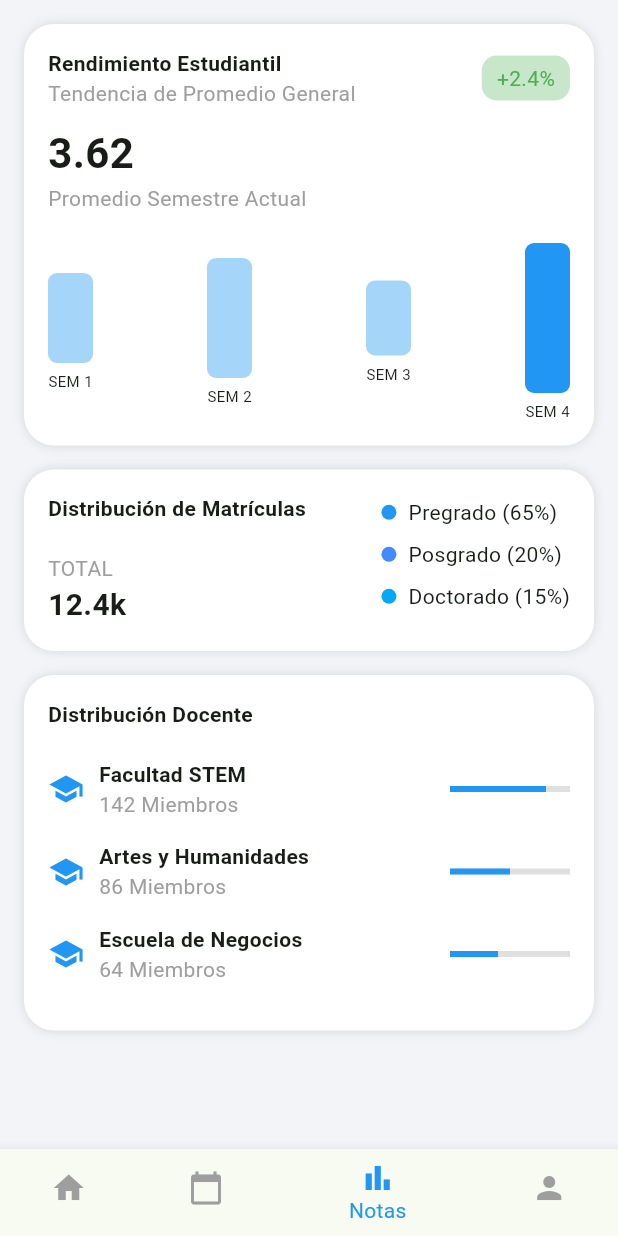
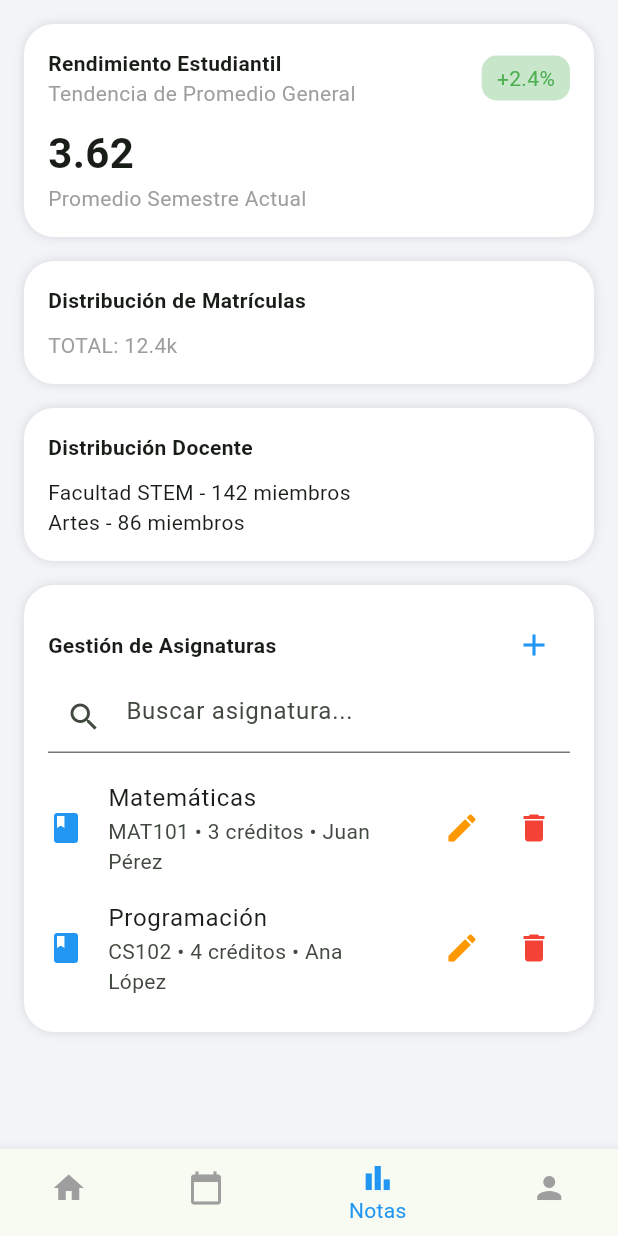
Before and after one commit to IsraelUlloaEstevez1912/Repositorio_Grupal_Tecnologias_Moviles, a Flutter app: the AcademicReportsPage screen opened directly, on a phone screen of 412 x 824 dp. Run offline on Flutter 3.47's test engine with Material 3 defaults, Android fonts, the phone set to English and light mode, and no system bars.

Commit message:
Requerimiento agregado

```diff
--- a/appgestionuniversitaria/lib/pages/academic_reports_page.dart
+++ b/appgestionuniversitaria/lib/pages/academic_reports_page.dart
@@ -23,12 +23,14 @@ class AcademicReportsPage extends StatelessWidget {
       body: SafeArea(
         child: ListView(
           padding: const EdgeInsets.all(16),
-          children: const [
-            PerformanceCard(),
-            SizedBox(height: 16),
-            EnrollmentCard(),
-            SizedBox(height: 16),
-            FacultyCard(),
+          children: [
+            const PerformanceCard(),
+            const SizedBox(height: 16),
+            const EnrollmentCard(),
+            const SizedBox(height: 16),
+            const FacultyCard(),
+            const SizedBox(height: 16),
+            const SubjectManagementCard(),
           ],
         ),
       ),
@@ -75,65 +77,19 @@ class PerformanceCard extends StatelessWidget {
               )
             ],
           ),
-
           const SizedBox(height: 10),
-
           const Text("3.62",
               style: TextStyle(fontSize: 28, fontWeight: FontWeight.bold)),
-
           const Text("Promedio Semestre Actual",
               style: TextStyle(color: Colors.grey)),
-
-          const SizedBox(height: 20),
-
-          Row(
-            mainAxisAlignment: MainAxisAlignment.spaceBetween,
-            children: const [
-              BarItem(height: 60, label: "SEM 1"),
-              BarItem(height: 80, label: "SEM 2"),
-              BarItem(height: 50, label: "SEM 3"),
-              BarItem(height: 100, label: "SEM 4", highlight: true),
-            ],
-          )
         ],
       ),
     );
   }
 }
 
-class BarItem extends StatelessWidget {
-  final double height;
-  final String label;
-  final bool highlight;
-
-  const BarItem({
-    super.key,
-    required this.height,
-    required this.label,
-    this.highlight = false,
-  });
-
-  @override
-  Widget build(BuildContext context) {
-    return Column(
-      children: [
-        Container(
-          width: 30,
-          height: height,
-          decoration: BoxDecoration(
-            color: highlight ? Colors.blue : Colors.blue.withOpacity(0.4),
-            borderRadius: BorderRadius.circular(6),
-          ),
-        ),
-        const SizedBox(height: 5),
-        Text(label, style: const TextStyle(fontSize: 10))
-      ],
-    );
-  }
-}
-
 //////////////////////////////////////////////////
-// 🎓 DISTRIBUCIÓN MATRÍCULAS
+// 🎓 MATRÍCULAS
 //////////////////////////////////////////////////
 
 class EnrollmentCard extends StatelessWidget {
@@ -144,50 +100,13 @@ class EnrollmentCard extends StatelessWidget {
     return Container(
       padding: const EdgeInsets.all(16),
       decoration: cardStyle(),
-      child: Row(
-        mainAxisAlignment: MainAxisAlignment.spaceBetween,
+      child: const Column(
+        crossAxisAlignment: CrossAxisAlignment.start,
         children: [
-          const Column(
-            crossAxisAlignment: CrossAxisAlignment.start,
-            children: [
-              Text("Distribución de Matrículas",
-                  style: TextStyle(fontWeight: FontWeight.bold)),
-              SizedBox(height: 20),
-              Text("TOTAL", style: TextStyle(color: Colors.grey)),
-              Text("12.4k",
-                  style: TextStyle(fontSize: 20, fontWeight: FontWeight.bold)),
-            ],
-          ),
-
-          Column(
-            crossAxisAlignment: CrossAxisAlignment.start,
-            children: const [
-              LegendItem("Pregrado (65%)", Colors.blue),
-              LegendItem("Posgrado (20%)", Colors.blueAccent),
-              LegendItem("Doctorado (15%)", Colors.lightBlue),
-            ],
-          )
-        ],
-      ),
-    );
-  }
-}
-
-class LegendItem extends StatelessWidget {
-  final String text;
-  final Color color;
-
-  const LegendItem(this.text, this.color, {super.key});
-
-  @override
-  Widget build(BuildContext context) {
-    return Padding(
-      padding: const EdgeInsets.only(bottom: 8),
-      child: Row(
-        children: [
-          CircleAvatar(radius: 5, backgroundColor: color),
-          const SizedBox(width: 8),
-          Text(text),
+          Text("Distribución de Matrículas",
+              style: TextStyle(fontWeight: FontWeight.bold)),
+          SizedBox(height: 10),
+          Text("TOTAL: 12.4k", style: TextStyle(color: Colors.grey)),
         ],
       ),
     );
@@ -195,7 +114,7 @@ class LegendItem extends StatelessWidget {
 }
 
 //////////////////////////////////////////////////
-// 👨‍🏫 DISTRIBUCIÓN DOCENTE
+// 👨‍🏫 DOCENTES
 //////////////////////////////////////////////////
 
 class FacultyCard extends StatelessWidget {
@@ -206,58 +125,14 @@ class FacultyCard extends StatelessWidget {
     return Container(
       padding: const EdgeInsets.all(16),
       decoration: cardStyle(),
-      child: Column(
+      child: const Column(
         crossAxisAlignment: CrossAxisAlignment.start,
-        children: const [
+        children: [
           Text("Distribución Docente",
               style: TextStyle(fontWeight: FontWeight.bold)),
-
-          SizedBox(height: 20),
-
-          FacultyItem("Facultad STEM", "142 Miembros", 0.8),
-          FacultyItem("Artes y Humanidades", "86 Miembros", 0.5),
-          FacultyItem("Escuela de Negocios", "64 Miembros", 0.4),
-        ],
-      ),
-    );
-  }
-}
-
-class FacultyItem extends StatelessWidget {
-  final String title;
-  final String subtitle;
-  final double progress;
-
-  const FacultyItem(this.title, this.subtitle, this.progress, {super.key});
-
-  @override
-  Widget build(BuildContext context) {
-    return Padding(
-      padding: const EdgeInsets.only(bottom: 15),
-      child: Row(
-        children: [
-          const Icon(Icons.school, color: Colors.blue),
-
-          const SizedBox(width: 10),
-
-          Expanded(
-            child: Column(
-              crossAxisAlignment: CrossAxisAlignment.start,
-              children: [
-                Text(title, style: const TextStyle(fontWeight: FontWeight.bold)),
-                Text(subtitle, style: const TextStyle(color: Colors.grey)),
-              ],
-            ),
-          ),
-
-          SizedBox(
-            width: 80,
-            child: LinearProgressIndicator(
-              value: progress,
-              color: Colors.blue,
-              backgroundColor: Colors.grey[300],
-            ),
-          )
+          SizedBox(height: 10),
+          Text("Facultad STEM - 142 miembros"),
+          Text("Artes - 86 miembros"),
         ],
       ),
     );
@@ -265,7 +140,195 @@ class FacultyItem extends StatelessWidget {
 }
 
 //////////////////////////////////////////////////
-// 🎨 ESTILO GENERAL
+// 📚 GESTIÓN DE ASIGNATURAS PRO
+//////////////////////////////////////////////////
+
+class Subject {
+  String name;
+  String code;
+  int credits;
+  String teacher;
+
+  Subject({
+    required this.name,
+    required this.code,
+    required this.credits,
+    required this.teacher,
+  });
+}
+
+class SubjectManagementCard extends StatefulWidget {
+  const SubjectManagementCard({super.key});
+
+  @override
+  State<SubjectManagementCard> createState() =>
+      _SubjectManagementCardState();
+}
+
+class _SubjectManagementCardState extends State<SubjectManagementCard> {
+  final List<Subject> subjects = [
+    Subject(name: "Matemáticas", code: "MAT101", credits: 3, teacher: "Juan Pérez"),
+    Subject(name: "Programación", code: "CS102", credits: 4, teacher: "Ana López"),
+  ];
+
+  final TextEditingController searchController = TextEditingController();
+
+  List<Subject> get filtered {
+    final query = searchController.text.toLowerCase();
+    return subjects.where((s) {
+      return s.name.toLowerCase().contains(query) ||
+          s.code.toLowerCase().contains(query);
+    }).toList();
+  }
+
+  void openForm({Subject? subject}) {
+    final nameCtrl = TextEditingController(text: subject?.name ?? "");
+    final codeCtrl = TextEditingController(text: subject?.code ?? "");
+    final creditsCtrl =
+        TextEditingController(text: subject?.credits.toString() ?? "");
+    final teacherCtrl = TextEditingController(text: subject?.teacher ?? "");
+
+    showDialog(
+      context: context,
+      builder: (_) => AlertDialog(
+        title: Text(subject == null ? "Nueva Asignatura" : "Editar Asignatura"),
+        content: SingleChildScrollView(
+          child: Column(
+            children: [
+              TextField(controller: nameCtrl, decoration: const InputDecoration(labelText: "Nombre")),
+              TextField(controller: codeCtrl, decoration: const InputDecoration(labelText: "Código")),
+              TextField(
+                controller: creditsCtrl,
+                keyboardType: TextInputType.number,
+                decoration: const InputDecoration(labelText: "Créditos"),
+              ),
+              TextField(controller: teacherCtrl, decoration: const InputDecoration(labelText: "Profesor")),
+            ],
+          ),
+        ),
+        actions: [
+          TextButton(onPressed: () => Navigator.pop(context), child: const Text("Cancelar")),
+          ElevatedButton(
+            onPressed: () {
+              if (nameCtrl.text.isEmpty ||
+                  codeCtrl.text.isEmpty ||
+                  creditsCtrl.text.isEmpty ||
+                  teacherCtrl.text.isEmpty) return;
+
+              final credits = int.tryParse(creditsCtrl.text);
+              if (credits == null) return;
+
+              final exists = subjects.any((s) =>
+                  s.code == codeCtrl.text && s != subject);
+
+              if (exists) {
+                ScaffoldMessenger.of(context).showSnackBar(
+                  const SnackBar(content: Text("Código ya existe")),
+                );
+                return;
+              }
+
+              setState(() {
+                if (subject == null) {
+                  subjects.add(Subject(
+                    name: nameCtrl.text,
+                    code: codeCtrl.text,
+                    credits: credits,
+                    teacher: teacherCtrl.text,
+                  ));
+                } else {
+                  subject.name = nameCtrl.text;
+                  subject.code = codeCtrl.text;
+                  subject.credits = credits;
+                  subject.teacher = teacherCtrl.text;
+                }
+              });
+
+              Navigator.pop(context);
+            },
+            child: const Text("Guardar"),
+          ),
+        ],
+      ),
+    );
+  }
+
+  void deleteSubject(Subject subject) {
+    setState(() {
+      subjects.remove(subject);
+    });
+  }
+
+  @override
+  Widget build(BuildContext context) {
+    final list = filtered;
+
+    return Container(
+      padding: const EdgeInsets.all(16),
+      decoration: cardStyle(),
+      child: Column(
+        crossAxisAlignment: CrossAxisAlignment.start,
+        children: [
+          Row(
+            children: [
+              const Expanded(
+                child: Text(
+                  "Gestión de Asignaturas",
+                  style: TextStyle(fontWeight: FontWeight.bold),
+                ),
+              ),
+              IconButton(
+                onPressed: () => openForm(),
+                icon: const Icon(Icons.add, color: Colors.blue),
+              )
+            ],
+          ),
+
+          TextField(
+            controller: searchController,
+            onChanged: (_) => setState(() {}),
+            decoration: const InputDecoration(
+              hintText: "Buscar asignatura...",
+              prefixIcon: Icon(Icons.search),
+            ),
+          ),
+
+          const SizedBox(height: 10),
+
+          if (list.isEmpty)
+            const Text("No hay asignaturas",
+                style: TextStyle(color: Colors.grey)),
+
+          ...list.map((subject) {
+            return ListTile(
+              contentPadding: EdgeInsets.zero,
+              leading: const Icon(Icons.book, color: Colors.blue),
+              title: Text(subject.name),
+              subtitle: Text(
+                  "${subject.code} • ${subject.credits} créditos • ${subject.teacher}"),
+              trailing: Row(
+                mainAxisSize: MainAxisSize.min,
+                children: [
+                  IconButton(
+                    icon: const Icon(Icons.edit, color: Colors.orange),
+                    onPressed: () => openForm(subject: subject),
+                  ),
+                  IconButton(
+                    icon: const Icon(Icons.delete, color: Colors.red),
+                    onPressed: () => deleteSubject(subject),
+                  ),
+                ],
+              ),
+            );
+          }).toList(),
+        ],
+      ),
+    );
+  }
+}
+
+//////////////////////////////////////////////////
+// 🎨 ESTILO
 //////////////////////////////////////////////////
 
 BoxDecoration cardStyle() {
@@ -273,10 +336,7 @@ BoxDecoration cardStyle() {
     color: Colors.white,
     borderRadius: BorderRadius.circular(20),
     boxShadow: const [
-      BoxShadow(
-        color: Colors.black12,
-        blurRadius: 5,
-      )
+      BoxShadow(color: Colors.black12, blurRadius: 5),
     ],
   );
 }
```
